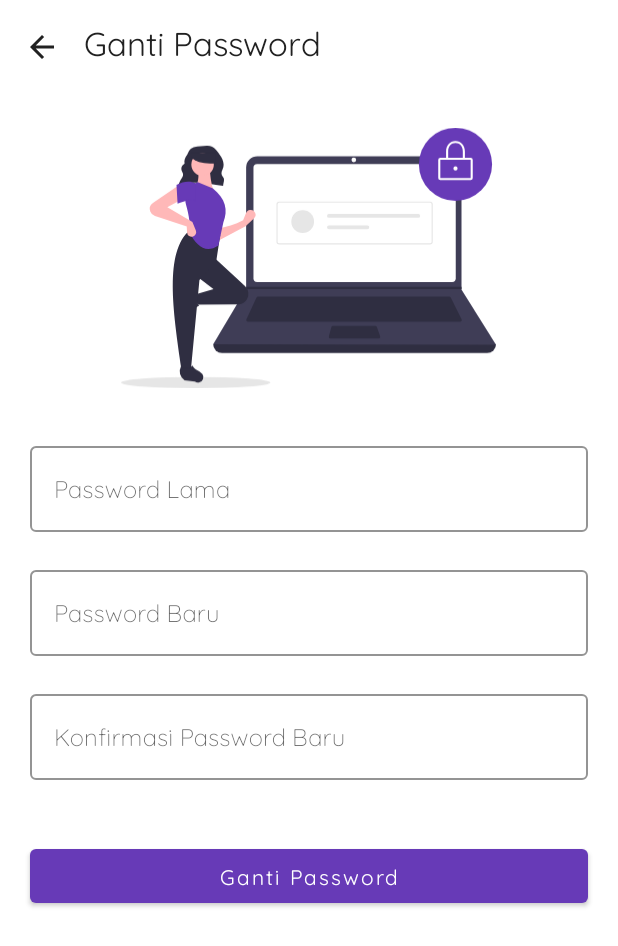
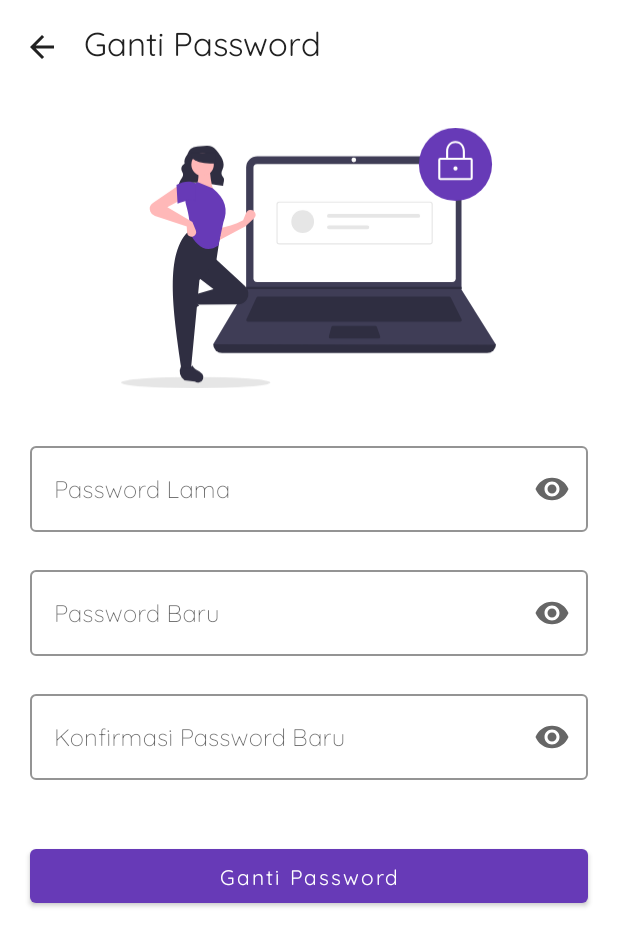
Before and after one commit to rafliandreansyah/InventarisBarang, an Android app: the ChangePasswordFragment screen opened through its navigation route, on a phone screen of 412 x 824 dp. Shown: the top 946 px of the screen. Run offline under Robolectric (Android 15) with nearby library versions, the phone set to English and light mode, and no system bars; our stand-ins replace Firebase (no records; nobody signed in at launch, a user with empty details on screens opened directly).

Commit message:
Menambah fungsi ganti password akun pada ProfileViewModel.kt dan ChangePasswordFragment.kt

```diff
--- a/app/build.gradle
+++ b/app/build.gradle
@@ -2,7 +2,7 @@ apply plugin: 'com.android.application'
 apply plugin: 'kotlin-android'
 apply plugin: 'kotlin-android-extensions'
 apply plugin: 'com.google.gms.google-services'
-
+apply plugin: "androidx.navigation.safeargs"
 android {
     compileSdkVersion 29
     buildToolsVersion "29.0.3"
--- a/app/src/main/res/layout/fragment_change_password.xml
+++ b/app/src/main/res/layout/fragment_change_password.xml
@@ -68,7 +68,7 @@
                     app:boxStrokeColor="@color/colorPrimary"
                     android:layout_marginTop="@dimen/dip_20"
                     android:layout_marginHorizontal="@dimen/dip_20"
-                    app:endIconMode="clear_text"
+                    app:endIconMode="password_toggle"
                     style="@style/TextInputLayout.OutlineBox.CustomFont">
 
                     <com.google.android.material.textfield.TextInputEditText
@@ -88,7 +88,7 @@
                     app:boxStrokeColor="@color/colorPrimary"
                     android:layout_marginTop="@dimen/dip_20"
                     android:layout_marginHorizontal="@dimen/dip_20"
-                    app:endIconMode="clear_text"
+                    app:endIconMode="password_toggle"
                     style="@style/TextInputLayout.OutlineBox.CustomFont">
 
                     <com.google.android.material.textfield.TextInputEditText
@@ -108,7 +108,7 @@
                     app:boxStrokeColor="@color/colorPrimary"
                     android:layout_marginTop="@dimen/dip_20"
                     android:layout_marginHorizontal="@dimen/dip_20"
-                    app:endIconMode="clear_text"
+                    app:endIconMode="password_toggle"
                     style="@style/TextInputLayout.OutlineBox.CustomFont">
 
                     <com.google.android.material.textfield.TextInputEditText
--- a/app/src/main/res/navigation/home_navigation.xml
+++ b/app/src/main/res/navigation/home_navigation.xml
@@ -18,7 +18,13 @@
         android:id="@+id/navigation_change_password_fragment"
         android:name="com.azhara.inventarisbarang.home.profile.ChangePasswordFragment"
         android:label="fragment_change_password"
-        tools:layout="@layout/fragment_change_password" />
+        tools:layout="@layout/fragment_change_password" >
+        <action
+            android:id="@+id/action_navigation_change_password_fragment_to_navigation_profile_fragment"
+            app:destination="@id/navigation_profile_fragment"
+            app:popUpTo="@id/navigation_dashboard_fragment"
+            app:popUpToInclusive="true" />
+    </fragment>
     <fragment
         android:id="@+id/navigation_dashboard_fragment"
         android:name="com.azhara.inventarisbarang.home.dashboard.DashboardFragment"
@@ -50,7 +56,11 @@
         android:id="@+id/navigation_edit_profile_fragment"
         android:name="com.azhara.inventarisbarang.home.profile.EditProfileFragment"
         android:label="fragment_edit_profile"
-        tools:layout="@layout/fragment_edit_profile" />
+        tools:layout="@layout/fragment_edit_profile" >
+        <action
+            android:id="@+id/action_navigation_edit_profile_fragment_to_navigation_profile_fragment"
+            app:destination="@id/navigation_profile_fragment" />
+    </fragment>
     <fragment
         android:id="@+id/navigation_item_fragment"
         android:name="com.azhara.inventarisbarang.home.Item.ItemFragment"
@@ -84,6 +94,11 @@
         <action
             android:id="@+id/action_navigation_profile_fragment_to_navigation_change_password_fragment"
             app:destination="@id/navigation_change_password_fragment" />
+        <argument
+            android:name="success_message"
+            app:argType="string"
+            app:nullable="true"
+            android:defaultValue="success" />
     </fragment>
     <fragment
         android:id="@+id/navigation_report_fragment"
--- a/app/src/main/res/values/strings.xml
+++ b/app/src/main/res/values/strings.xml
@@ -82,4 +82,10 @@
     <string name="password_empty">Password tidak boleh kosong!</string>
     <string name="password_confirm_empty">Konfirmasi password tidak boleh kosong!</string>
     <string name="password_confirm_no_match">Konfirmasi password tidak sama!</string>
+    <string name="password_old_empty">Password tidak boleh kosong!</string>
+    <string name="password_new_empty">Password baru tidak boleh kosong!</string>
+
+    <!--Success Message -->
+    <string name="change_password_message">Password berhasil diganti</string>
+
 </resources>
--- a/build.gradle
+++ b/build.gradle
@@ -10,7 +10,8 @@ buildscript {
         classpath "com.android.tools.build:gradle:4.0.1"
         classpath "org.jetbrains.kotlin:kotlin-gradle-plugin:$kotlin_version"
         classpath 'com.google.gms:google-services:4.3.3'
-
+        def nav_version = "2.3.0"
+        classpath "androidx.navigation:navigation-safe-args-gradle-plugin:$nav_version"
         // NOTE: Do not place your application dependencies here; they belong
         // in the individual module build.gradle files
     }
```
Also changed, not shown: app/src/main/java/com/azhara/inventarisbarang/home/profile/ChangePasswordFragment.kt (+74 -37 lines), app/src/main/java/com/azhara/inventarisbarang/home/profile/ProfileFragment.kt (+16 -0 lines), app/src/main/java/com/azhara/inventarisbarang/home/profile/viewmodel/ProfileViewModel.kt (+43 -1 lines).
